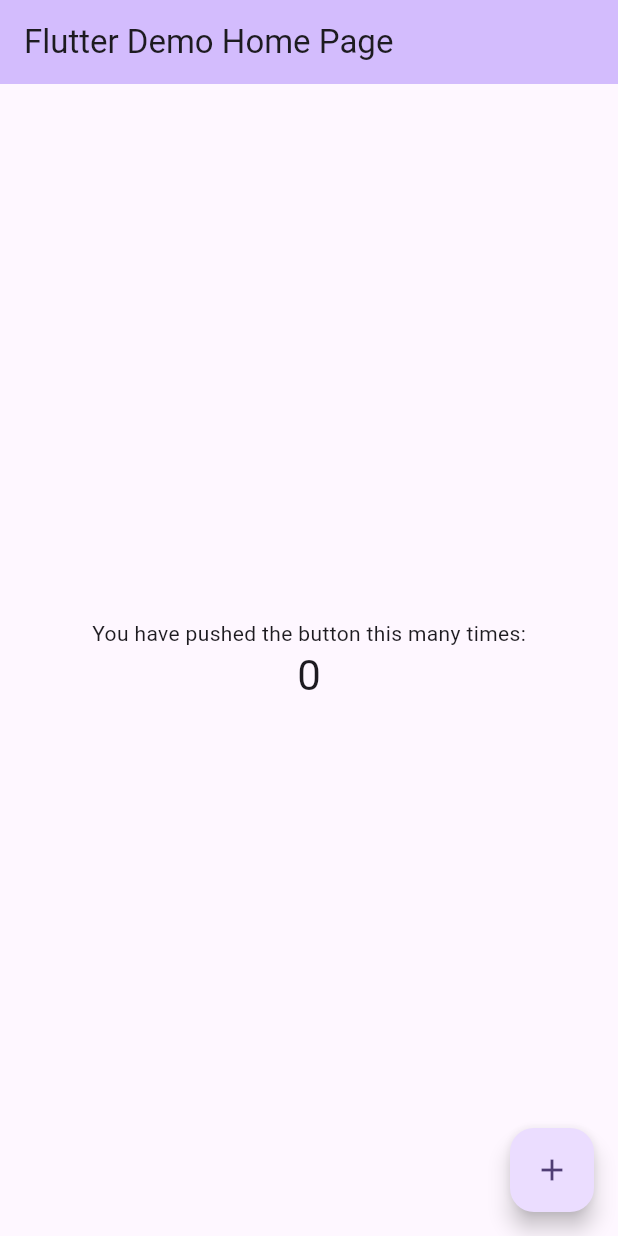
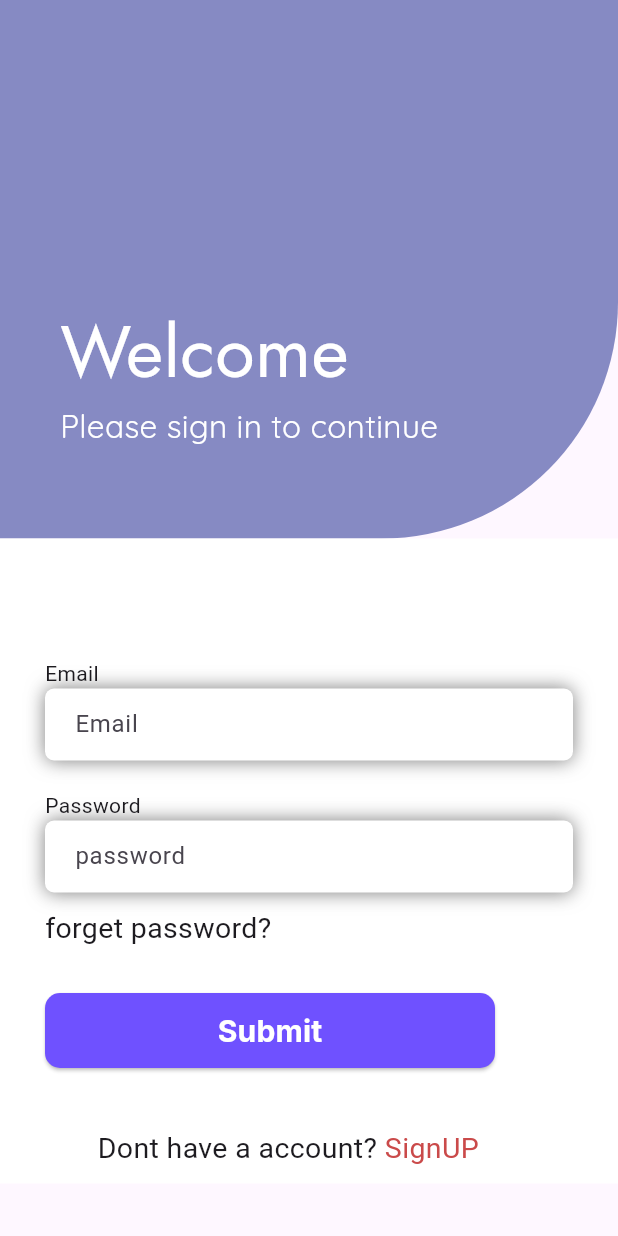
Before and after one commit to PRATHAMESHG1234/edustack, a Flutter app: the screen it shows after launch, on a phone screen of 412 x 824 dp. Run offline on Flutter 3.47's test engine with Material 3 defaults, Android fonts, the phone set to English and light mode, and no system bars; our stand-ins replace google_fonts.

Commit message:
added the login and signup page for edustack

```diff
--- /dev/null
+++ b/lib/Authentication/Login.dart
@@ -0,0 +1,176 @@
+import 'package:flutter/material.dart';
+import "package:google_fonts/google_fonts.dart";
+
+class Login extends StatefulWidget {
+  const Login({super.key});
+
+  @override
+  State<Login> createState() => _LoginState();
+}
+
+class _LoginState extends State<Login> {
+  @override
+  Widget build(BuildContext context) {
+    return Scaffold(
+      resizeToAvoidBottomInset: true,
+      body: SingleChildScrollView(
+        child: Container(
+          child: Column(
+            children: [
+              Container(
+                padding: const EdgeInsets.only(top: 200, left: 40, bottom: 60),
+                decoration: const BoxDecoration(
+                  color: Color.fromRGBO(44, 55, 149, 0.57),
+                  borderRadius: BorderRadius.only(
+                    bottomRight: Radius.circular(157.5),
+                  ),
+                ),
+                child: Column(
+                  crossAxisAlignment: CrossAxisAlignment.start,
+                  children: [
+                    const Row(),
+                    Text(
+                      "Welcome",
+                      style: GoogleFonts.jost(
+                          fontWeight: FontWeight.w400,
+                          fontSize: 48,
+                          color: Colors.white),
+                    ),
+                    Text(
+                      "Please sign in to continue",
+                      style: GoogleFonts.quicksand(
+                          fontWeight: FontWeight.w400,
+                          fontSize: 21,
+                          color: Colors.white),
+                    )
+                  ],
+                ),
+              ),
+              Container(
+                padding: const EdgeInsets.only(
+                    top: 80, left: 30, right: 30, bottom: 10),
+                decoration: const BoxDecoration(
+                  color: Colors.white,
+                ),
+                child: Column(
+                  crossAxisAlignment: CrossAxisAlignment.start,
+                  mainAxisSize: MainAxisSize.min,
+                  children: [
+                    Text("Email"),
+                    Container(
+                      decoration: const BoxDecoration(
+                        color: Colors.white,
+                        boxShadow: [
+                          BoxShadow(
+                              color: Color.fromRGBO(0, 0, 0, 0.5),
+                              blurRadius: 10)
+                        ],
+                        borderRadius: BorderRadius.all(Radius.circular(6)),
+                      ),
+                      child: TextFormField(
+                        decoration: const InputDecoration(
+                            contentPadding:
+                                EdgeInsets.symmetric(horizontal: 20),
+                            fillColor: Colors.white,
+                            hintText: 'Email',
+                            border: InputBorder.none),
+                      ),
+                    ),
+                    const SizedBox(
+                      height: 20,
+                    ),
+                    Text("Password"),
+                    Container(
+                      decoration: const BoxDecoration(
+                        color: Colors.white,
+                        boxShadow: [
+                          BoxShadow(
+                              color: Color.fromRGBO(0, 0, 0, 0.5),
+                              blurRadius: 10)
+                        ],
+                        borderRadius: BorderRadius.all(Radius.circular(6)),
+                      ),
+                      child: TextFormField(
+                        decoration: const InputDecoration(
+                            contentPadding:
+                                EdgeInsets.symmetric(horizontal: 20),
+                            fillColor: Colors.white,
+                            hintText: 'password',
+                            border: InputBorder.none),
+                      ),
+                    ),
+                    const SizedBox(
+                      height: 10,
+                    ),
+                    Text(
+                      "forget password?",
+                      style: GoogleFonts.anekTamil(
+                        fontWeight: FontWeight.w400,
+                        fontSize: 19,
+                      ),
+                    ),
+                    const SizedBox(
+                      height: 30,
+                    ),
+                    Container(
+                      height: 50,
+                      width: 300,
+                      decoration: BoxDecoration(
+                          borderRadius: BorderRadius.circular(30)),
+                      child: ElevatedButton(
+                        style: ElevatedButton.styleFrom(
+                          shape: RoundedRectangleBorder(
+                            borderRadius: BorderRadius.circular(10),
+                          ),
+                          backgroundColor:
+                              const Color.fromRGBO(111, 81, 255, 1),
+                        ),
+                        onPressed: () {
+                          // doedit ? submit(doedit, toDoModelObj) : submit(doedit);
+
+                          Navigator.of(context).pop();
+                        },
+                        child: Text(
+                          "Submit",
+                          style: GoogleFonts.inter(
+                            color: Colors.white,
+                            fontWeight: FontWeight.w700,
+                            fontSize: 20,
+                          ),
+                        ),
+                      ),
+                    ),
+                    Container(
+                      padding: const EdgeInsets.only(top: 40, left: 35),
+                      child: Row(
+                        children: [
+                          Text(
+                            "Dont have a account?",
+                            style: GoogleFonts.anekTamil(
+                              fontWeight: FontWeight.w400,
+                              fontSize: 19,
+                            ),
+                          ),
+                          const SizedBox(
+                            width: 5,
+                          ),
+                          Text(
+                            "SignUP",
+                            style: GoogleFonts.anekTamil(
+                                fontWeight: FontWeight.w400,
+                                fontSize: 19,
+                                color: const Color.fromRGBO(202, 74, 74, 1)),
+                          )
+                        ],
+                      ),
+                    )
+                  ],
+                ),
+              )
+            ],
+          ),
+        ),
+      ),
+    );
+  }
+}
--- a/lib/main.dart
+++ b/lib/main.dart
@@ -1,3 +1,4 @@
+import 'package:edustack/Authentication/Login.dart';
 import 'package:flutter/material.dart';
 
 void main() {
@@ -31,95 +32,7 @@
         colorScheme: ColorScheme.fromSeed(seedColor: Colors.deepPurple),
         useMaterial3: true,
       ),
-      home: const MyHomePage(title: 'Flutter Demo Home Page'),
+      home: const Login(),
     );
   }
 }
-
-class MyHomePage extends StatefulWidget {
-  const MyHomePage({super.key, required this.title});
-
-  // This widget is the home page of your application. It is stateful, meaning
-  // that it has a State object (defined below) that contains fields that affect
-  // how it looks.
-
-  // This class is the configuration for the state. It holds the values (in this
-  // case the title) provided by the parent (in this case the App widget) and
-  // used by the build method of the State. Fields in a Widget subclass are
-  // always marked "final".
-
-  final String title;
-
-  @override
-  State<MyHomePage> createState() => _MyHomePageState();
-}
-
-class _MyHomePageState extends State<MyHomePage> {
-  int _counter = 0;
-
-  void _incrementCounter() {
-    setState(() {
-      // This call to setState tells the Flutter framework that something has
-      // changed in this State, which causes it to rerun the build method below
-      // so that the display can reflect the updated values. If we changed
-      // _counter without calling setState(), then the build method would not be
-      // called again, and so nothing would appear to happen.
-      _counter++;
-    });
-  }
-
-  @override
-  Widget build(BuildContext context) {
-    // This method is rerun every time setState is called, for instance as done
-    // by the _incrementCounter method above.
-    //
-    // The Flutter framework has been optimized to make rerunning build methods
-    // fast, so that you can just rebuild anything that needs updating rather
-    // than having to individually change instances of widgets.
-    return Scaffold(
-      appBar: AppBar(
-        // TRY THIS: Try changing the color here to a specific color (to
-        // Colors.amber, perhaps?) and trigger a hot reload to see the AppBar
-        // change color while the other colors stay the same.
-        backgroundColor: Theme.of(context).colorScheme.inversePrimary,
-        // Here we take the value from the MyHomePage object that was created by
-        // the App.build method, and use it to set our appbar title.
-        title: Text(widget.title),
-      ),
-      body: Center(
-        // Center is a layout widget. It takes a single child and positions it
-        // in the middle of the parent.
-        child: Column(
-          // Column is also a layout widget. It takes a list of children and
-          // arranges them vertically. By default, it sizes itself to fit its
-          // children horizontally, and tries to be as tall as its parent.
-          //
-          // Column has various properties to control how it sizes itself and
-          // how it positions its children. Here we use mainAxisAlignment to
-          // center the children vertically; the main axis here is the vertical
-          // axis because Columns are vertical (the cross axis would be
-          // horizontal).
-          //
-          // TRY THIS: Invoke "debug painting" (choose the "Toggle Debug Paint"
-          // action in the IDE, or press "p" in the console), to see the
-          // wireframe for each widget.
-          mainAxisAlignment: MainAxisAlignment.center,
-          children: <Widget>[
-            const Text(
-              'You have pushed the button this many times:',
-            ),
-            Text(
-              '$_counter',
-              style: Theme.of(context).textTheme.headlineMedium,
-            ),
-          ],
-        ),
-      ),
-      floatingActionButton: FloatingActionButton(
-        onPressed: _incrementCounter,
-        tooltip: 'Increment',
-        child: const Icon(Icons.add),
-      ), // This trailing comma makes auto-formatting nicer for build methods.
-    );
-  }
-}
--- a/pubspec.yaml
+++ b/pubspec.yaml
@@ -30,6 +30,8 @@ environment:
 dependencies:
   flutter:
     sdk: flutter
+
+  google_fonts: ^6.2.1
 
 
   # The following adds the Cupertino Icons font to your application.
```
Also changed, not shown: lib/Authentication/SignUp.dart (added, +169 -0 lines), lib/CourseContent.dart (added, +15 -0 lines), lib/Home.dart (added, +15 -0 lines), pubspec.lock, 1 other file.
